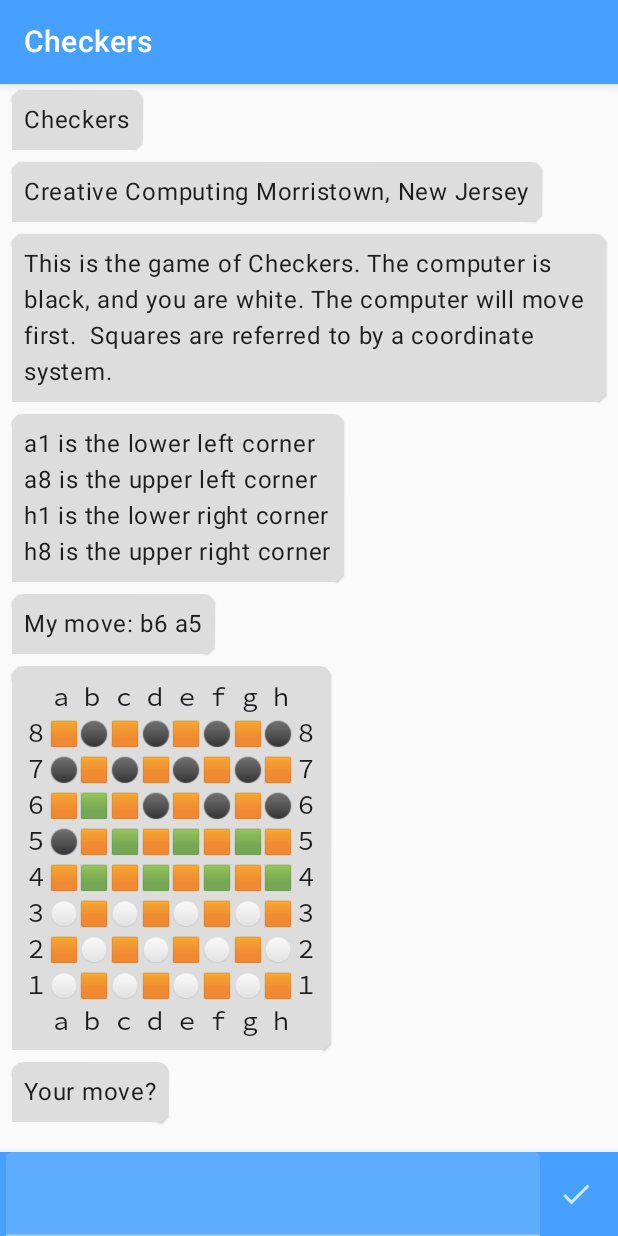
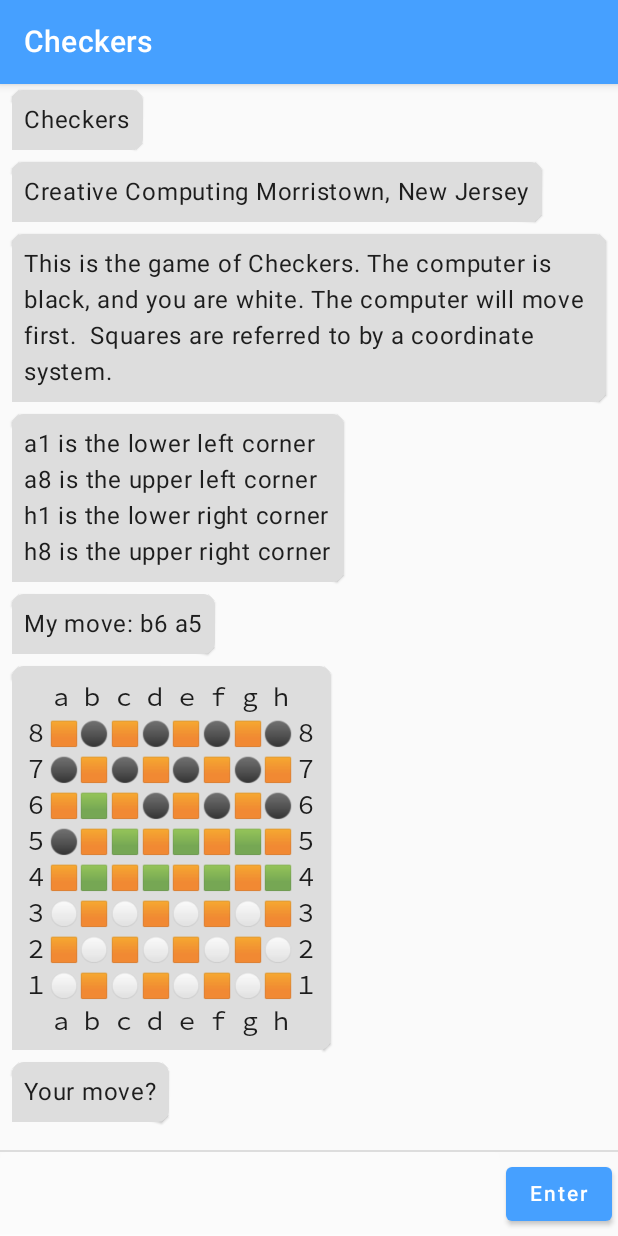
Before and after one commit to kobjects/konsole, an Android app built with Jetpack Compose: the screen it shows after launch (MainActivity), after a tap on "Checkers", on a phone screen of 412 x 824 dp. Run offline under Robolectric (Android 15) with nearby library versions, the phone set to English and light mode, and no system bars.

Commit message:
switch back to row for bottom bar and just improve colors

```diff
--- a/compose/src/main/java/org/kobjects/konsole/compose/KonsoleRenderer.kt
+++ b/compose/src/main/java/org/kobjects/konsole/compose/KonsoleRenderer.kt
@@ -1,6 +1,5 @@
 package org.kobjects.konsole.compose
 
-import androidx.compose.foundation.background
 import androidx.compose.foundation.layout.*
 import androidx.compose.foundation.lazy.LazyColumn
 import androidx.compose.foundation.lazy.itemsIndexed
@@ -9,16 +8,12 @@ import androidx.compose.foundation.shape.CornerSize
 import androidx.compose.foundation.shape.RoundedCornerShape
 import androidx.compose.foundation.text.KeyboardActions
 import androidx.compose.material.*
-import androidx.compose.material.icons.Icons
-import androidx.compose.material.icons.filled.Check
-import androidx.compose.material.icons.filled.KeyboardReturn
 import androidx.compose.runtime.Composable
 import androidx.compose.runtime.LaunchedEffect
 import androidx.compose.runtime.mutableStateOf
 import androidx.compose.runtime.remember
 import androidx.compose.ui.Alignment
 import androidx.compose.ui.Modifier
-import androidx.compose.ui.graphics.Color
 import androidx.compose.ui.text.input.TextFieldValue
 import androidx.compose.ui.text.style.TextAlign
 import androidx.compose.ui.unit.dp
@@ -71,8 +66,8 @@ fun RenderKonsole(
 
             request.consumer(text)
         }
-
-        BottomAppBar {
+        Divider(color = MaterialTheme.colors.background)
+        Row(verticalAlignment = Alignment.CenterVertically) {
             TextField(
                 modifier = Modifier.weight(1f),
                 isError = errorMessage.value != "",
@@ -86,12 +81,13 @@ fun RenderKonsole(
                     textState.value = it
                 }
             )
-            IconButton(
+            Button(
+                modifier = Modifier.padding(4.dp),
                 enabled = konsole.request.value != null,
                 onClick = {
                     submit()
                 }) {
-                    Icon(Icons.Default.Check, "Enter")
+                    Text("Enter")
             }
         }
     }
```
Also changed, not shown: 2 other files.
